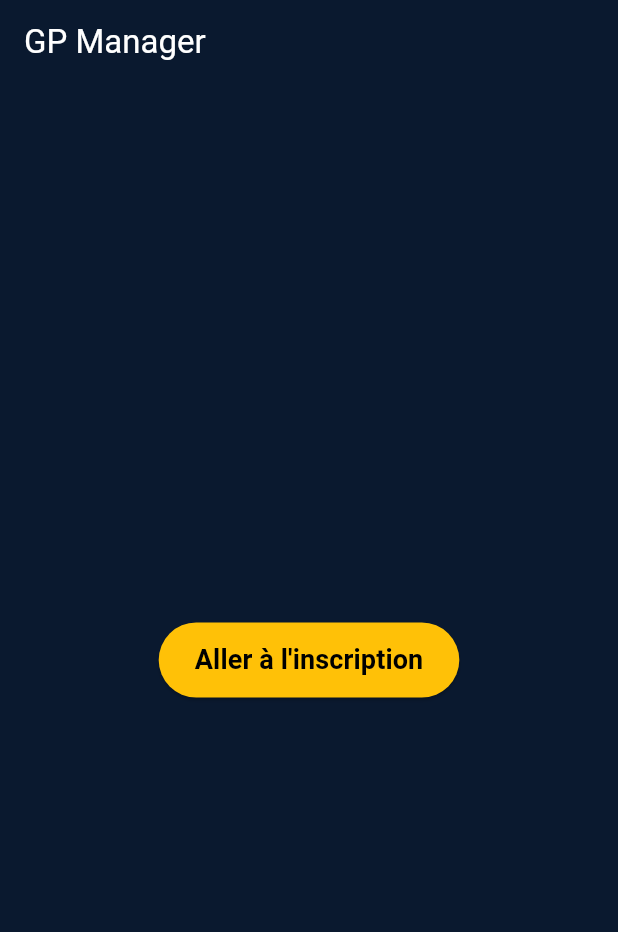
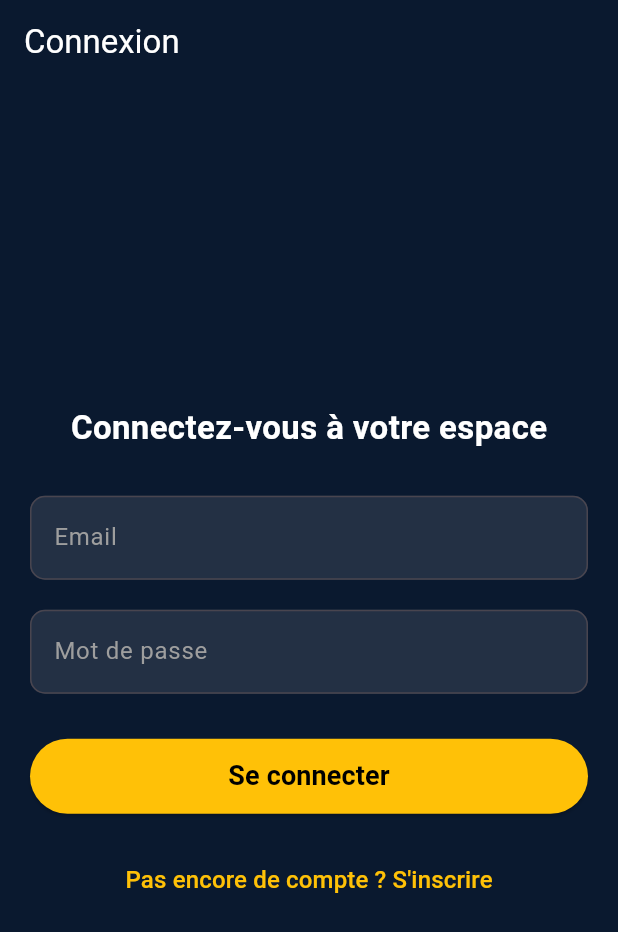
Before and after one commit to aliounebadaramboup11/gp-manager-app, a Flutter app: the screen it shows after launch, on a phone screen of 412 x 824 dp. Shown: the top 932 px of the screen. Run offline on Flutter 3.47's test engine with Material 3 defaults, Android fonts, the phone set to English and light mode, and no system bars.

Commit message:
Authentification (Inscription et Connexion) fonctionnelle

```diff
--- /dev/null
+++ b/lib/ecran_connexion.dart
@@ -0,0 +1,56 @@
+import 'package:flutter/material.dart';
+import 'ecran_inscription.dart';
+import 'ecran_tableau_de_bord.dart';
+import 'api_service.dart';
+
+class EcranConnexion extends StatefulWidget {
+  const EcranConnexion({super.key});
+  @override
+  State<EcranConnexion> createState() => _EcranConnexionState();
+}
+
+class _EcranConnexionState extends State<EcranConnexion> {
+  final _emailController = TextEditingController();
+  final _passwordController = TextEditingController();
+  bool _isLoading = false;
+
+  void _seConnecter() async {
+    if (_emailController.text.isEmpty || _passwordController.text.isEmpty) {
+      ScaffoldMessenger.of(context).showSnackBar(const SnackBar(content: Text('Remplissez tous les champs.'), backgroundColor: Colors.orange));
+      return;
+    }
+    setState(() { _isLoading = true; });
+    bool succes = await ApiService.connecterGP(email: _emailController.text, motDePasse: _passwordController.text);
+    if (!mounted) return;
+    setState(() { _isLoading = false; });
+    if (succes) {
+      Navigator.pushReplacement(context, MaterialPageRoute(builder: (context) => EcranTableauDeBord(nomUtilisateur: _emailController.text.split('@')[0], emailUtilisateur: _emailController.text)));
+    } else {
+      ScaffoldMessenger.of(context).showSnackBar(const SnackBar(content: Text('Email ou mot de passe incorrect.'), backgroundColor: Colors.red));
+    }
+  }
+
+  @override
+  Widget build(BuildContext context) {
+    return Scaffold(
+      appBar: AppBar(title: const Text('Connexion', style: TextStyle(color: Colors.white)), backgroundColor: const Color(0xFF0A192F), iconTheme: const IconThemeData(color: Colors.white)),
+      body: Padding(
+        padding: const EdgeInsets.all(20.0),
+        child: Column(
+          mainAxisAlignment: MainAxisAlignment.center,
+          children: [
+            const Text('Connectez-vous à votre espace', style: TextStyle(color: Colors.white, fontSize: 22, fontWeight: FontWeight.bold)),
+            const SizedBox(height: 30),
+            TextField(controller: _emailController, style: const TextStyle(color: Colors.white), decoration: InputDecoration(labelText: 'Email', labelStyle: const TextStyle(color: Colors.grey), filled: true, fillColor: Colors.white.withOpacity(0.1), border: OutlineInputBorder(borderRadius: BorderRadius.circular(10)))),
+            const SizedBox(height: 20),
+            TextField(controller: _passwordController, obscureText: true, style: const TextStyle(color: Colors.white), decoration: InputDecoration(labelText: 'Mot de passe', labelStyle: const TextStyle(color: Colors.grey), filled: true, fillColor: Colors.white.withOpacity(0.1), border: OutlineInputBorder(borderRadius: BorderRadius.circular(10)))),
+            const SizedBox(height: 30),
+            _isLoading ? const CircularProgressIndicator(color: Colors.amber) : ElevatedButton(style: ElevatedButton.styleFrom(backgroundColor: Colors.amber, foregroundColor: Colors.black, minimumSize: const Size(double.infinity, 50)), onPressed: _seConnecter, child: const Text('Se connecter', style: TextStyle(fontSize: 18, fontWeight: FontWeight.bold))),
+            const SizedBox(height: 20),
+            TextButton(onPressed: () { Navigator.push(context, MaterialPageRoute(builder: (context) => const EcranInscription())); }, child: const Text('Pas encore de compte ? S\'inscrire', style: TextStyle(color: Colors.amber, fontSize: 16))),
+          ],
+        ),
+      ),
+    );
+  }
+}
--- a/lib/main.dart
+++ b/lib/main.dart
@@ -1,5 +1,5 @@
 import 'package:flutter/material.dart';
-import 'ecran_inscription.dart';
+import 'ecran_connexion.dart';
 
 void main() {
   runApp(const GPManagerApp());
@@ -17,27 +17,7 @@ class GPManagerApp extends StatelessWidget {
         scaffoldBackgroundColor: const Color(0xFF0A192F),
         primaryColor: const Color(0xFFD4AF37),
       ),
-      home: const EcranAccueil(),
+      home: const EcranConnexion(),
     );
   }
 }
-
-class EcranAccueil extends StatelessWidget {
-  const EcranAccueil({super.key});
-
-  @override
-  Widget build(BuildContext context) {
-    return Scaffold(
-      appBar: AppBar(title: const Text('GP Manager', style: TextStyle(color: Colors.white)), backgroundColor: const Color(0xFF0A192F)),
-      body: Center(
-        child: ElevatedButton(
-          style: ElevatedButton.styleFrom(backgroundColor: Colors.amber, foregroundColor: Colors.black, minimumSize: const Size(200, 50)),
-          onPressed: () {
-            Navigator.push(context, MaterialPageRoute(builder: (context) => const EcranInscription()));
-          },
-          child: const Text('Aller à l\'inscription', style: TextStyle(fontSize: 18, fontWeight: FontWeight.bold)),
-        ),
-      ),
-    );
-  }
-}
```
Also changed, not shown: lib/api_service.dart (+10 -19 lines), lib/ecran_tableau_de_bord.dart (added, +21 -0 lines).
